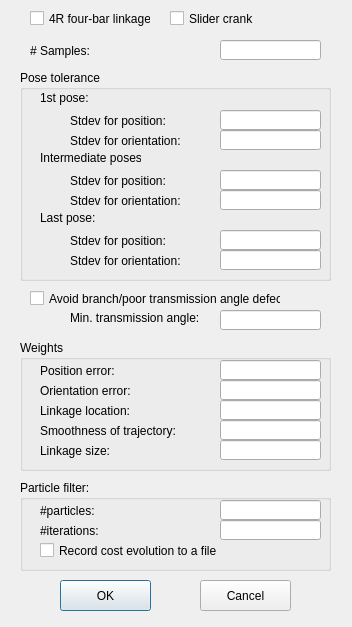
This is KinematicDesign2D/LinkageSynthesisOptionDialog.ui in gnishida/KinematicDesign2D as Qt 5 draws it before an edit. The edited form follows.
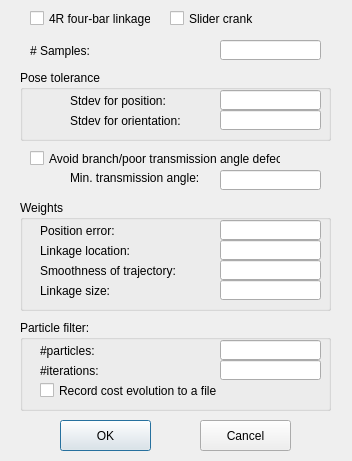
This is the edited form.

Commit message: perturb only intermediate poses

The edit to the form file:
```diff
--- a/KinematicDesign2D/LinkageSynthesisOptionDialog.ui
+++ b/KinematicDesign2D/LinkageSynthesisOptionDialog.ui
@@ -7,7 +7,7 @@
     <x>0</x>
     <y>0</y>
     <width>352</width>
-    <height>627</height>
+    <height>461</height>
    </rect>
   </property>
   <property name="windowTitle">
@@ -40,7 +40,7 @@
    <property name="geometry">
     <rect>
      <x>30</x>
-     <y>290</y>
+     <y>150</y>
      <width>251</width>
      <height>17</height>
     </rect>
@@ -53,7 +53,7 @@
    <property name="geometry">
     <rect>
      <x>60</x>
-     <y>580</y>
+     <y>420</y>
      <width>91</width>
      <height>31</height>
     </rect>
@@ -66,7 +66,7 @@
    <property name="geometry">
     <rect>
      <x>200</x>
-     <y>580</y>
+     <y>420</y>
      <width>91</width>
      <height>31</height>
     </rect>
@@ -81,40 +81,17 @@
      <x>20</x>
      <y>70</y>
      <width>311</width>
-     <height>211</height>
+     <height>71</height>
     </rect>
    </property>
    <property name="title">
     <string>Pose tolerance</string>
    </property>
-   <widget class="QLabel" name="label_2">
-    <property name="geometry">
-     <rect>
-      <x>50</x>
-      <y>40</y>
-      <width>131</width>
-      <height>21</height>
-     </rect>
-    </property>
-    <property name="text">
-     <string>Stdev for position:</string>
-    </property>
-   </widget>
-   <widget class="QLineEdit" name="lineEditStdDevPositionFirst">
-    <property name="geometry">
-     <rect>
-      <x>200</x>
-      <y>40</y>
-      <width>101</width>
-      <height>20</height>
-     </rect>
-    </property>
-   </widget>
    <widget class="QLabel" name="label_6">
     <property name="geometry">
      <rect>
       <x>50</x>
-      <y>100</y>
+      <y>20</y>
       <width>101</width>
       <height>21</height>
      </rect>
@@ -127,89 +104,17 @@
     <property name="geometry">
      <rect>
       <x>200</x>
-      <y>100</y>
-      <width>101</width>
-      <height>20</height>
-     </rect>
-    </property>
-   </widget>
-   <widget class="QLabel" name="label_7">
-    <property name="geometry">
-     <rect>
-      <x>50</x>
-      <y>160</y>
-      <width>131</width>
-      <height>21</height>
-     </rect>
-    </property>
-    <property name="text">
-     <string>Stdev for position:</string>
-    </property>
-   </widget>
-   <widget class="QLineEdit" name="lineEditStdDevPositionLast">
-    <property name="geometry">
-     <rect>
-      <x>200</x>
-      <y>160</y>
-      <width>101</width>
-      <height>20</height>
-     </rect>
-    </property>
-   </widget>
-   <widget class="QLabel" name="label_8">
-    <property name="geometry">
-     <rect>
-      <x>20</x>
       <y>20</y>
-      <width>51</width>
-      <height>16</height>
-     </rect>
-    </property>
-    <property name="text">
-     <string>1st pose:</string>
-    </property>
-   </widget>
-   <widget class="QLabel" name="label_9">
-    <property name="geometry">
-     <rect>
-      <x>50</x>
-      <y>60</y>
-      <width>131</width>
-      <height>21</height>
-     </rect>
-    </property>
-    <property name="text">
-     <string>Stdev for orientation:</string>
-    </property>
-   </widget>
-   <widget class="QLineEdit" name="lineEditStdDevOrientationFirst">
-    <property name="geometry">
-     <rect>
-      <x>200</x>
-      <y>60</y>
       <width>101</width>
       <height>20</height>
      </rect>
     </property>
    </widget>
-   <widget class="QLabel" name="label_10">
-    <property name="geometry">
-     <rect>
-      <x>20</x>
-      <y>80</y>
-      <width>101</width>
-      <height>16</height>
-     </rect>
-    </property>
-    <property name="text">
-     <string>Intermediate poses:</string>
-    </property>
-   </widget>
    <widget class="QLabel" name="label_11">
     <property name="geometry">
      <rect>
       <x>50</x>
-      <y>120</y>
+      <y>40</y>
       <width>121</width>
       <height>21</height>
      </rect>
@@ -222,43 +127,7 @@
     <property name="geometry">
      <rect>
       <x>200</x>
-      <y>120</y>
-      <width>101</width>
-      <height>20</height>
-     </rect>
-    </property>
-   </widget>
-   <widget class="QLabel" name="label_12">
-    <property name="geometry">
-     <rect>
-      <x>20</x>
-      <y>140</y>
-      <width>101</width>
-      <height>16</height>
-     </rect>
-    </property>
-    <property name="text">
-     <string>Last pose:</string>
-    </property>
-   </widget>
-   <widget class="QLabel" name="label_13">
-    <property name="geometry">
-     <rect>
-      <x>50</x>
-      <y>180</y>
-      <width>131</width>
-      <height>21</height>
-     </rect>
-    </property>
-    <property name="text">
-     <string>Stdev for orientation:</string>
-    </property>
-   </widget>
-   <widget class="QLineEdit" name="lineEditStdDevOrientationLast">
-    <property name="geometry">
-     <rect>
-      <x>200</x>
-      <y>180</y>
+      <y>40</y>
       <width>101</width>
       <height>20</height>
      </rect>
@@ -269,9 +138,9 @@
    <property name="geometry">
     <rect>
      <x>20</x>
-     <y>340</y>
+     <y>200</y>
      <width>311</width>
-     <height>131</height>
+     <height>111</height>
     </rect>
    </property>
    <property name="title">
@@ -304,7 +173,7 @@
     <property name="geometry">
      <rect>
       <x>20</x>
-      <y>80</y>
+      <y>60</y>
       <width>161</width>
       <height>21</height>
      </rect>
@@ -317,7 +186,7 @@
     <property name="geometry">
      <rect>
       <x>200</x>
-      <y>80</y>
+      <y>60</y>
       <width>101</width>
       <height>20</height>
      </rect>
@@ -327,7 +196,7 @@
     <property name="geometry">
      <rect>
       <x>20</x>
-      <y>100</y>
+      <y>80</y>
       <width>121</width>
       <height>21</height>
      </rect>
@@ -340,30 +209,7 @@
     <property name="geometry">
      <rect>
       <x>200</x>
-      <y>100</y>
-      <width>101</width>
-      <height>20</height>
-     </rect>
-    </property>
-   </widget>
-   <widget class="QLabel" name="label_14">
-    <property name="geometry">
-     <rect>
-      <x>20</x>
-      <y>40</y>
-      <width>111</width>
-      <height>21</height>
-     </rect>
-    </property>
-    <property name="text">
-     <string>Orientation error:</string>
-    </property>
-   </widget>
-   <widget class="QLineEdit" name="lineEditOrientationErrorWeight">
-    <property name="geometry">
-     <rect>
-      <x>200</x>
-      <y>40</y>
+      <y>80</y>
       <width>101</width>
       <height>20</height>
      </rect>
@@ -373,7 +219,7 @@
     <property name="geometry">
      <rect>
       <x>20</x>
-      <y>60</y>
+      <y>40</y>
       <width>111</width>
       <height>21</height>
      </rect>
@@ -386,7 +232,7 @@
     <property name="geometry">
      <rect>
       <x>200</x>
-      <y>60</y>
+      <y>40</y>
       <width>101</width>
       <height>20</height>
      </rect>
@@ -397,7 +243,7 @@
    <property name="geometry">
     <rect>
      <x>20</x>
-     <y>480</y>
+     <y>320</y>
      <width>311</width>
      <height>91</height>
     </rect>
@@ -469,7 +315,7 @@
    <property name="geometry">
     <rect>
      <x>220</x>
-     <y>310</y>
+     <y>170</y>
      <width>101</width>
      <height>20</height>
     </rect>
@@ -479,7 +325,7 @@
    <property name="geometry">
     <rect>
      <x>70</x>
-     <y>310</y>
+     <y>170</y>
      <width>141</width>
      <height>16</height>
     </rect>
```
Left out of the diff: 4 changed lines with no effect on the pictures. The commit also changes 13 other files.
